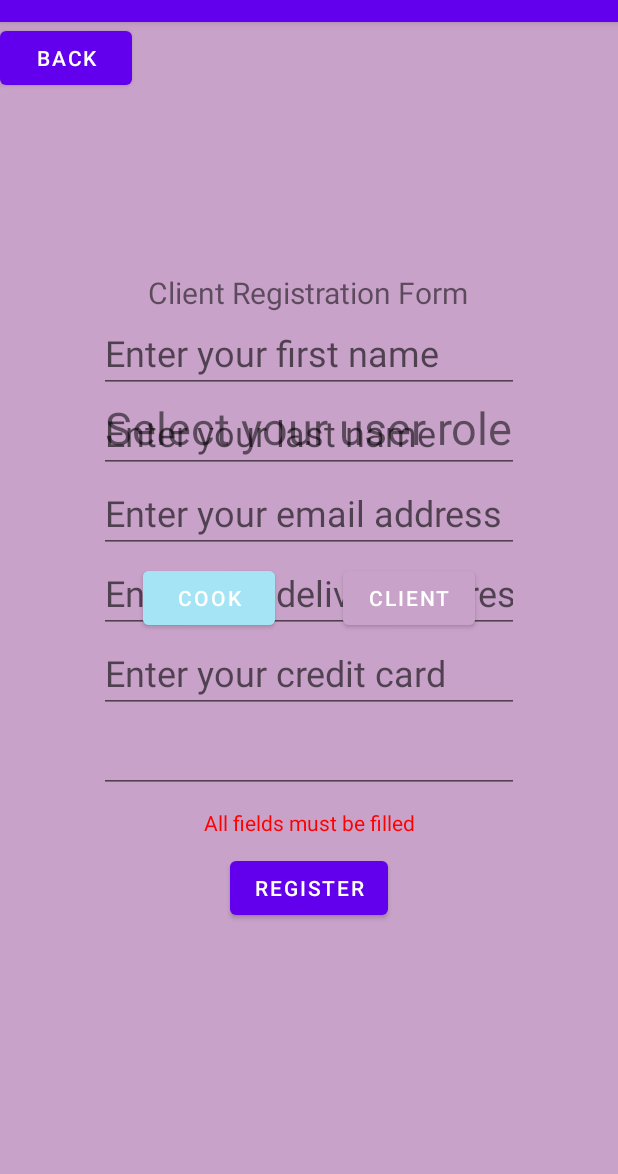
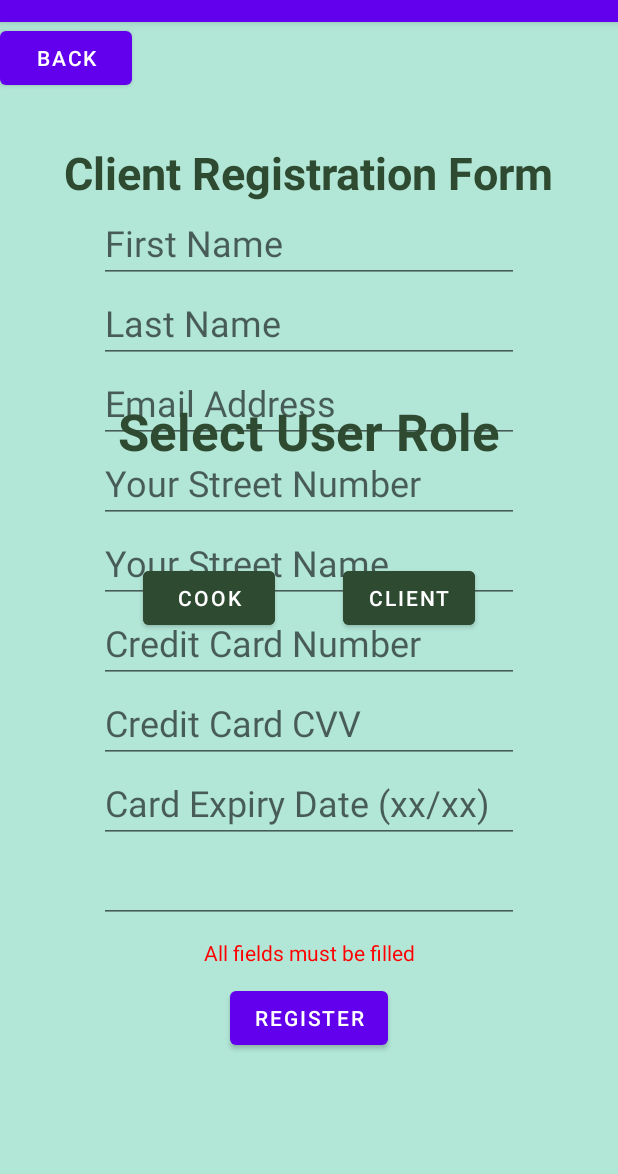
Before and after one commit to kevinluong21/mealer-project, an Android app: the fragment ClientRegister placed in its activity, after a tap on "REGISTER", on a phone screen of 412 x 824 dp, the part 62-1236 px from its top. Run offline under Robolectric (Android 15) with nearby library versions, the phone set to English and light mode, and no system bars; our stand-ins replace Firebase (no records; nobody signed in at launch, a user with empty details on screens opened directly); pictures from the network do not load.

Commit message:
Changes to registration for Address and CreditCard classes

```diff
--- a/app/src/main/java/com/seg2105/mealer_project/Address.java
+++ b/app/src/main/java/com/seg2105/mealer_project/Address.java
@@ -2,15 +2,15 @@ package com.seg2105.mealer_project;
 
 public class Address {
 
-    protected int streetNum;
+    protected String streetNum;
     protected String streetName;
 
-    public Address(int streetNum, String streetName){
+    public Address(String streetNum, String streetName){
         this.streetNum = streetNum;
         this.streetName = streetName;
     }
 
     protected String getStreetName(){return this.streetName;}
 
-    protected int getStreetNum(){return this.streetNum;}
+    protected String getStreetNum(){return this.streetNum;}
 }
--- a/app/src/main/java/com/seg2105/mealer_project/ClientRegister.java
+++ b/app/src/main/java/com/seg2105/mealer_project/ClientRegister.java
@@ -15,10 +15,6 @@ import android.text.TextUtils;
 import android.widget.TextView;
 import android.widget.Toast;
 
-import android.app.Activity;
-
-
-
 
 import com.google.firebase.database.DatabaseReference;
 
@@ -35,8 +31,11 @@ public class ClientRegister extends Fragment implements View.OnClickListener { /
     EditText editTextFirstName; //first name text field
     EditText editTextLastName; //last name text field
     EditText editTextEmailAddress; //email address text field
-    EditText editTextAddress; //address text field
-    EditText editTextCreditCard; //credit card text field
+    EditText editTextAddressNumber; //address number text field
+    EditText editTextAddressStreet; //address street text field
+    EditText editTextCreditCardNumber; //credit card number text field
+    EditText editTextCreditCardCVV; //credit card CVV text field
+    EditText editTextCreditCardExpiryDate; //credit card expiry date text field
     EditText editTextPassword; //password text field
     TextView textClientErrorMessage; //error message text view
     Button buttonClientRegister; //register button
@@ -108,8 +107,11 @@ public class ClientRegister extends Fragment implements View.OnClickListener { /
         editTextFirstName = (EditText) rootView.findViewById(R.id.editTextFirstName);
         editTextLastName = (EditText) rootView.findViewById(R.id.editTextLastName);
         editTextEmailAddress = (EditText) rootView.findViewById(R.id.editTextEmailAddress);
-        editTextAddress = (EditText) rootView.findViewById(R.id.editTextAddress);
-        editTextCreditCard = (EditText) rootView.findViewById(R.id.editTextCreditCard);
+        editTextAddressNumber = (EditText) rootView.findViewById(R.id.editTextAddressNumber);
+        editTextAddressStreet = (EditText) rootView.findViewById(R.id.editTextAddressStreet);
+        editTextCreditCardNumber = (EditText) rootView.findViewById(R.id.editTextCreditCardNumber);
+        editTextCreditCardCVV = (EditText) rootView.findViewById(R.id.editTextCreditCardCVV);
+        editTextCreditCardExpiryDate = (EditText) rootView.findViewById(R.id.editTextCreditCardExpiryDate);
         editTextPassword = (EditText) rootView.findViewById(R.id.editTextPassword);
         textClientErrorMessage = (TextView) rootView.findViewById(R.id.textClientErrorMessage);
         buttonClientRegister = (Button) rootView.findViewById(R.id.buttonClientRegister);
@@ -134,8 +136,11 @@ public class ClientRegister extends Fragment implements View.OnClickListener { /
         String lastNameRaw = editTextLastName.getText().toString().trim().toLowerCase(); //raw input from text field
         String emailAddressRaw = editTextEmailAddress.getText().toString().trim().toLowerCase(); //raw input from text field
         String emailAddress = MainActivity.emailAddressToKey(emailAddressRaw); //email address properly formatted to a firebase key
-        String address = editTextAddress.getText().toString().trim();
-        String creditCard = editTextCreditCard.getText().toString().trim();
+        String addressNumber = editTextAddressNumber.getText().toString().trim();
+        String addressStreet = editTextAddressStreet.getText().toString().trim();
+        String creditCardNumber = editTextCreditCardNumber.getText().toString().trim();
+        String creditCardCVV = editTextCreditCardCVV.getText().toString().trim();
+        String creditCardExpiryDate = editTextCreditCardExpiryDate.getText().toString().trim();
         String password = editTextPassword.getText().toString().trim();
 
         textClientErrorMessage.setText("");
@@ -153,15 +158,17 @@ public class ClientRegister extends Fragment implements View.OnClickListener { /
             textClientErrorMessage.setText("Password must be at least 8 characters");
         }
 
-        if (!TextUtils.isEmpty(firstNameRaw) && !TextUtils.isEmpty(lastNameRaw) && !TextUtils.isEmpty(emailAddressRaw) && !TextUtils.isEmpty(address)
-        && !TextUtils.isEmpty(creditCard) && !TextUtils.isEmpty(password)) {
+        if (!TextUtils.isEmpty(firstNameRaw) && !TextUtils.isEmpty(lastNameRaw) && !TextUtils.isEmpty(emailAddressRaw) && !TextUtils.isEmpty(addressNumber)
+        && !TextUtils.isEmpty(addressNumber) && !TextUtils.isEmpty(creditCardNumber) && !TextUtils.isEmpty(creditCardCVV) && !TextUtils.isEmpty(creditCardExpiryDate) && !TextUtils.isEmpty(password)) {
             String firstName = firstNameRaw.substring(0, 1).toUpperCase() + firstNameRaw.substring(1); //basic capitalization of first letter of first name
             String lastName = lastNameRaw.substring(0, 1).toUpperCase() + lastNameRaw.substring(1); //basic capitalization of first letter of last name
             MainActivity.checkUser(emailAddress, new MyCallback<Administrator, Cook, Client>() {
                 @Override
                 public void onCallback(Administrator admin, Cook cook, Client client) {
                     if (admin == null && cook == null && client == null) { //no account exists yet with this email
-                        Client newClient = new Client(firstName, lastName, emailAddress, password, address, creditCard);
+                        Address address = new Address(addressNumber,addressStreet);
+                        CreditCard card = new CreditCard(creditCardExpiryDate, creditCardNumber, creditCardCVV);
+                        Client newClient = new Client(firstName, lastName, emailAddress, password, address, card);
                         users.child(emailAddress).setValue(newClient);
                         Toast.makeText(getActivity(), "Registered as " + firstName + " " + lastName, Toast.LENGTH_LONG).show();
                         //button navigation
--- a/app/src/main/java/com/seg2105/mealer_project/Cook.java
+++ b/app/src/main/java/com/seg2105/mealer_project/Cook.java
@@ -7,7 +7,7 @@ import java.util.Queue;
 public class Cook extends Person implements Serializable {
 
     private String description;
-    private String address;
+    private Address address;
     private String voidCheque;
 
     private int soldMeals;
@@ -21,7 +21,7 @@ public class Cook extends Person implements Serializable {
 
     }
 
-    public Cook (String firstName, String lastName, String emailAddress, String accountPassword, String description, String address, String voidCheque){
+    public Cook (String firstName, String lastName, String emailAddress, String accountPassword, String description, Address address, String voidCheque){
         this.role = "Cook";
         this.firstName = firstName;
         this.lastName = lastName;
@@ -35,7 +35,7 @@ public class Cook extends Person implements Serializable {
         this.customerRating = 0;
     }
 
-    public String getAddress() { //getter methods required for database serialization
+    public Address getAddress() { //getter methods required for database serialization
         return this.address;
     }
 
--- a/app/src/main/res/layout/activity_register_user.xml
+++ b/app/src/main/res/layout/activity_register_user.xml
@@ -4,6 +4,7 @@
     xmlns:tools="http://schemas.android.com/tools"
     android:layout_width="match_parent"
     android:layout_height="match_parent"
+    android:background="#B2E6D6"
     tools:context=".RegisterUser">
 
     <FrameLayout
@@ -34,8 +35,10 @@
             android:layout_width="wrap_content"
             android:layout_height="wrap_content"
             android:layout_gravity="center"
-            android:text="Select your user role"
-            android:textSize="30dp" />
+            android:text="Select User Role"
+            android:textColor="#2E4A31"
+            android:textSize="34sp"
+            android:textStyle="bold" />
 
     </LinearLayout>
 
@@ -63,10 +66,9 @@
             android:id="@+id/callCookFragment"
             android:layout_width="wrap_content"
             android:layout_height="wrap_content"
+            android:backgroundTint="#2E4A31"
             android:onClick="RoleOnClick"
-            android:text="Cook"
-            android:backgroundTint="@color/blue_pastel"
-             />
+            android:text="Cook" />
 
         <Space
             android:layout_width="0dp"
@@ -77,11 +79,11 @@
             android:id="@+id/callClientFragment"
             android:layout_width="wrap_content"
             android:layout_height="wrap_content"
+            android:backgroundTint="#2E4A31"
             android:onClick="RoleOnClick"
             android:text="Client"
-            android:backgroundTint="@color/lilac"
 
-             />
+            />
 
         <Space
             android:layout_width="0dp"
--- a/app/src/main/res/layout/fragment_client_register.xml
+++ b/app/src/main/res/layout/fragment_client_register.xml
@@ -5,7 +5,7 @@
     android:id="@+id/clientConstraintLayout"
     android:layout_width="match_parent"
     android:layout_height="match_parent"
-    android:background="@color/lilac"
+    android:background="#B2E6D6"
     android:clickable="true"
 
 
@@ -27,14 +27,16 @@
             android:layout_height="wrap_content"
             android:text="Client Registration Form"
 
-            android:textSize="20sp" />
+            android:textColor="#2E4A31"
+            android:textSize="30sp"
+            android:textStyle="bold" />
 
         <EditText
             android:id="@+id/editTextFirstName"
             android:layout_width="wrap_content"
             android:layout_height="wrap_content"
             android:ems="10"
-            android:hint="Enter your first name"
+            android:hint="First Name"
             android:inputType="textPersonName"
             android:textSize="24sp" />
 
@@ -43,7 +45,7 @@
             android:layout_width="wrap_content"
             android:layout_height="wrap_content"
             android:ems="10"
-            android:hint="Enter your last name"
+            android:hint="Last Name"
             android:inputType="textPersonName"
             android:textSize="24sp" />
 
@@ -52,25 +54,52 @@
             android:layout_width="wrap_content"
             android:layout_height="wrap_content"
             android:ems="10"
-            android:hint="Enter your email address"
+            android:hint="Email Address"
             android:inputType="textPersonName"
             android:textSize="24sp" />
 
         <EditText
-            android:id="@+id/editTextAddress"
+            android:id="@+id/editTextAddressNumber"
             android:layout_width="wrap_content"
             android:layout_height="wrap_content"
             android:ems="10"
-            android:hint="Enter your delivery address"
+            android:hint="Your Street Number"
             android:inputType="textPersonName"
             android:textSize="24sp" />
 
         <EditText
-            android:id="@+id/editTextCreditCard"
+            android:id="@+id/editTextAddressStreet"
             android:layout_width="wrap_content"
             android:layout_height="wrap_content"
             android:ems="10"
-            android:hint="Enter your credit card"
+            android:hint="Your Street Name"
+            android:inputType="textPersonName"
+            android:textSize="24sp" />
+
+        <EditText
+            android:id="@+id/editTextCreditCardNumber"
+            android:layout_width="wrap_content"
+            android:layout_height="wrap_content"
+            android:ems="10"
+            android:hint="Credit Card Number"
+            android:inputType="textPersonName"
+            android:textSize="24sp" />
+
+        <EditText
+            android:id="@+id/editTextCreditCardCVV"
+            android:layout_width="wrap_content"
+            android:layout_height="wrap_content"
+            android:ems="10"
+            android:hint="Credit Card CVV"
+            android:inputType="textPersonName"
+            android:textSize="24sp" />
+
+        <EditText
+            android:id="@+id/editTextCreditCardExpiryDate"
+            android:layout_width="wrap_content"
+            android:layout_height="wrap_content"
+            android:ems="10"
+            android:hint="Card Expiry Date (xx/xx)"
             android:inputType="textPersonName"
             android:textSize="24sp" />
 
```
Also changed, not shown: app/src/main/java/com/seg2105/mealer_project/Client.java (+5 -5 lines), app/src/main/java/com/seg2105/mealer_project/CookRegister.java (+9 -6 lines), app/src/main/java/com/seg2105/mealer_project/CreditCard.java (+7 -7 lines), app/src/main/res/layout/fragment_cook_register.xml (+21 -10 lines).
